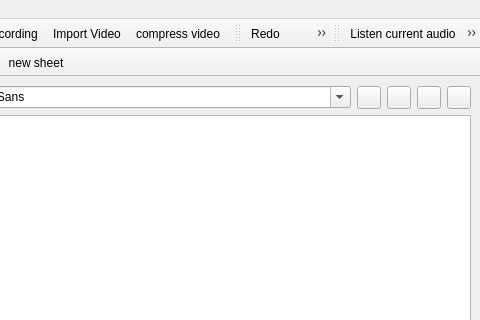
The window that src/mainwindow.ui (giacomogroppi/writernote-qt) describes before a commit, drawn with Qt 5; both pictures show x 492 to 972 and y 0 to 320 of the 972 by 670 pixel window.
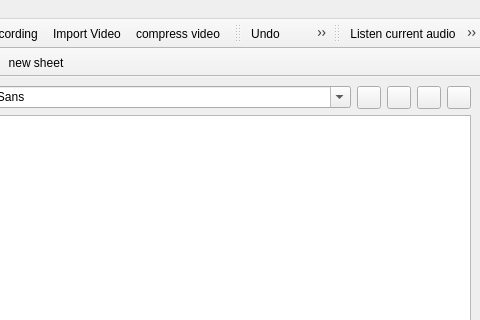
The same window after the commit. Icons and pictures are not drawn.

```diff
--- a/src/mainwindow.ui
+++ b/src/mainwindow.ui
@@ -272,6 +272,7 @@
    <attribute name="toolBarBreak">
     <bool>false</bool>
    </attribute>
+   <addaction name="actionUndu"/>
    <addaction name="actionRedo"/>
    <addaction name="actionCut"/>
    <addaction name="actionCopy"/>
```
Left out of the diff: 18 changed lines with no effect on the pictures.
